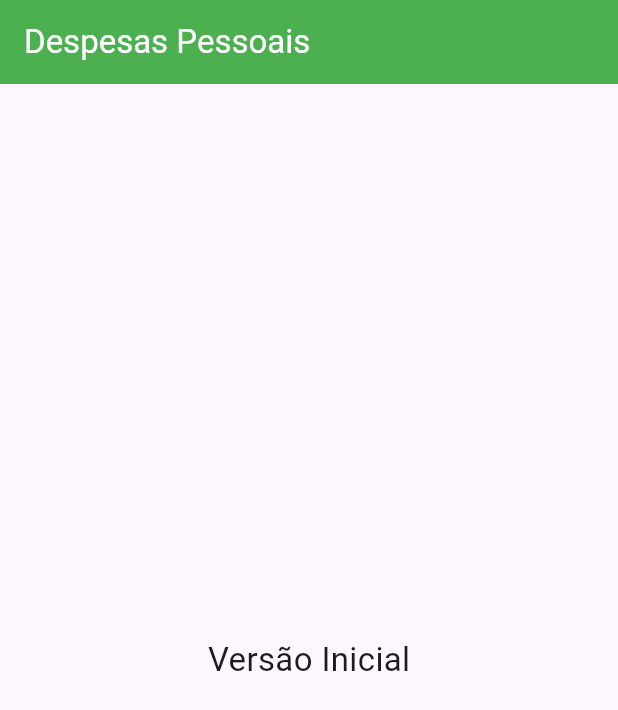
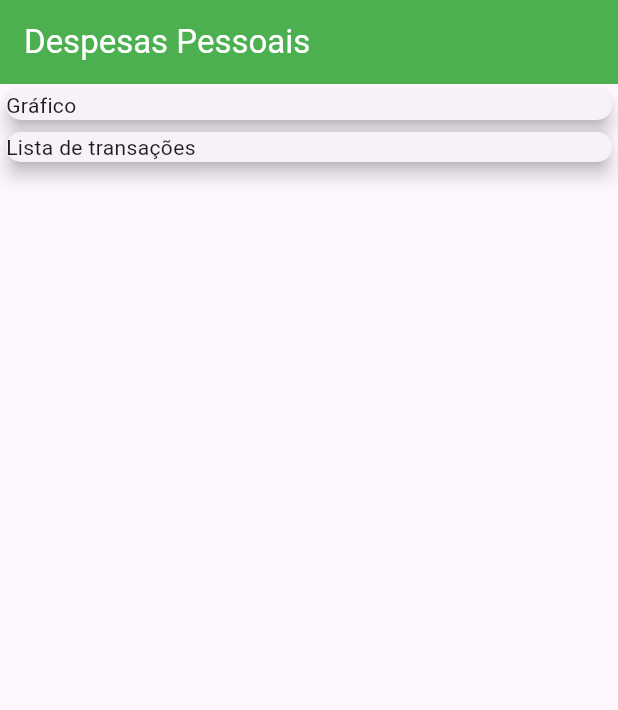
Before and after one commit to mateusalmeiida/despesas-pessoais-flutter, a Flutter app: the screen it shows after launch, on a phone screen of 412 x 824 dp. Shown: the top 710 px of the screen. Run offline on Flutter 3.47's test engine with Material 3 defaults, Android fonts, the phone set to English and light mode, and no system bars.

Commit message:
Criaçao de Cards

```diff
--- a/lib/main.dart
+++ b/lib/main.dart
@@ -27,11 +27,22 @@ class MyHomePage extends StatelessWidget {
           ),
           title: Text('Despesas Pessoais'),
         ),
-      body: Center(
-          child: Text(
-        'Versão Inicial',
-        style: TextStyle(fontSize: 22),
-      )),
-    );
+        body: Column(
+          crossAxisAlignment: CrossAxisAlignment.stretch,
+          children: [
+            Container(
+              child: Card(
+                elevation: 5,
+                child: Text('Gráfico'),
+              ),
+            ),
+            Container(
+              child: Card(
+                elevation: 5,
+                child: Text('Lista de transações'),
+              ),
+            )
+          ],
+        ));
   }
 }
```
Lines whose indentation alone changed are shown as unchanged.
